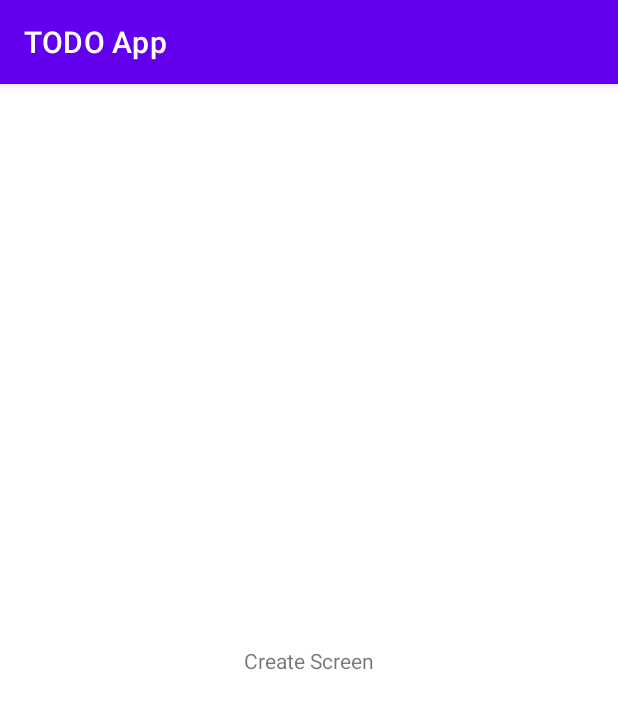
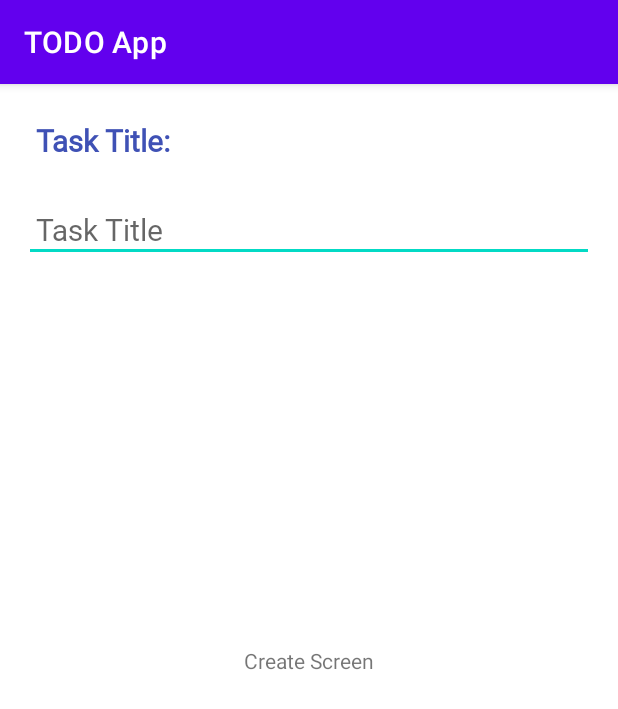
Before and after one commit to rebahozkoc/TODO-App, an Android app: the screen it shows after launch (CreateActivity), after a tap on an icon or button, on a phone screen of 412 x 824 dp. Shown: the top 709 px of the screen. Run offline under Robolectric (Android 15) with nearby library versions, the phone set to English and light mode, and no system bars.

Commit message:
Create dimens, styles, model for task card and activity_list textViews

```diff
--- a/app/src/main/java/com/example/todoapp/ui/list/ListActivity.kt
+++ b/app/src/main/java/com/example/todoapp/ui/list/ListActivity.kt
@@ -1,10 +1,13 @@
 package com.example.todoapp.ui.list
 
 import android.os.Bundle
+import android.widget.Button
+import android.widget.TextView
 import androidx.appcompat.app.AppCompatActivity
 import com.google.android.material.floatingactionbutton.FloatingActionButton
 import com.example.todoapp.R
 import com.example.todoapp.ui.create.CreateActivity
+import com.example.todoapp.ui.detail.DetailActivity
 
 class ListActivity : AppCompatActivity() {
     override fun onCreate(savedInstanceState: Bundle?) {
@@ -13,5 +16,9 @@ class ListActivity : AppCompatActivity() {
 
         val addNoteButton = findViewById<FloatingActionButton>(R.id.addNoteButton)
         addNoteButton.setOnClickListener{CreateActivity.open(this)}
+
+        val clickableText =findViewById<Button>(R.id.taskDetail)
+        clickableText.setOnClickListener { DetailActivity.open(this) }
+
     }
 }
--- a/app/src/main/res/layout/activity_create.xml
+++ b/app/src/main/res/layout/activity_create.xml
@@ -7,6 +7,7 @@
     tools:context=".ui.list.ListActivity">
 
     <TextView
+        android:id="@+id/textView"
         android:layout_width="wrap_content"
         android:layout_height="wrap_content"
         android:text="Create Screen"
@@ -15,4 +16,28 @@
         app:layout_constraintRight_toRightOf="parent"
         app:layout_constraintTop_toTopOf="parent" />
 
+    <TextView
+        android:id="@+id/taskTitleMsg"
+        style="@style/titleStyle"
+        android:layout_width="wrap_content"
+        android:layout_height="wrap_content"
+        android:text="@string/task_title"
+        android:textStyle="bold"
+        app:layout_constraintStart_toStartOf="parent"
+        app:layout_constraintTop_toTopOf="parent" />
+
+    <EditText
+        android:id="@+id/editTextNoteTitle"
+        android:layout_width="match_parent"
+        android:layout_height="wrap_content"
+        android:hint="@string/note_title_hint"
+        android:inputType="textPersonName"
+        android:text=""
+        style="@style/titleStyle"
+        app:layout_constraintEnd_toEndOf="parent"
+        app:layout_constraintStart_toStartOf="parent"
+        app:layout_constraintTop_toBottomOf="@+id/taskTitleMsg" />
+
+
+
 </androidx.constraintlayout.widget.ConstraintLayout>
--- /dev/null
+++ b/app/src/main/res/values/dimens.xml
@@ -0,0 +1,4 @@
+<?xml version="1.0" encoding="utf-8"?>
+<resources>
+    <dimen name="text_size">20sp</dimen>
+</resources>
--- a/app/src/main/res/values/strings.xml
+++ b/app/src/main/res/values/strings.xml
@@ -1,5 +1,7 @@
 <resources>
     <string name="app_name">TODO App</string>
-    <string name="add_button_descrp">Add Note Button</string>
+    <string name="add_button_descrp">Add Task Button</string>
     <string name="string_add_button_descrp" />
+    <string name="note_title_hint">Task Title</string>
+    <string name="task_title">Task Title:</string>
 </resources>
--- /dev/null
+++ b/app/src/main/res/values/styles.xml
@@ -0,0 +1,15 @@
+<?xml version="1.0" encoding="utf-8"?>
+<resources>
+
+    <style name="titleStyle">
+        <item name="android:fontFamily">@font/roboto</item>
+        <item name="android:padding">8dp</item>
+        <item name="android:layout_marginTop">16dp</item>
+        <item name="android:layout_marginStart">16dp</item>
+        <item name="android:layout_marginEnd">16dp</item>
+        <item name="android:textColor">#3F51B5</item>
+        <item name="android:textSize">@dimen/text_size</item>
+    </style>
+
+
+</resources>
```
Also changed, not shown: app/src/main/java/com/example/todoapp/model/TodoModel.kt (+10 -1 lines), app/src/main/java/com/example/todoapp/ui/detail/DetailActivity.kt (+11 -0 lines), app/src/main/res/layout/activity_list.xml (+14 -2 lines), app/src/main/res/font/roboto.ttf (added).
